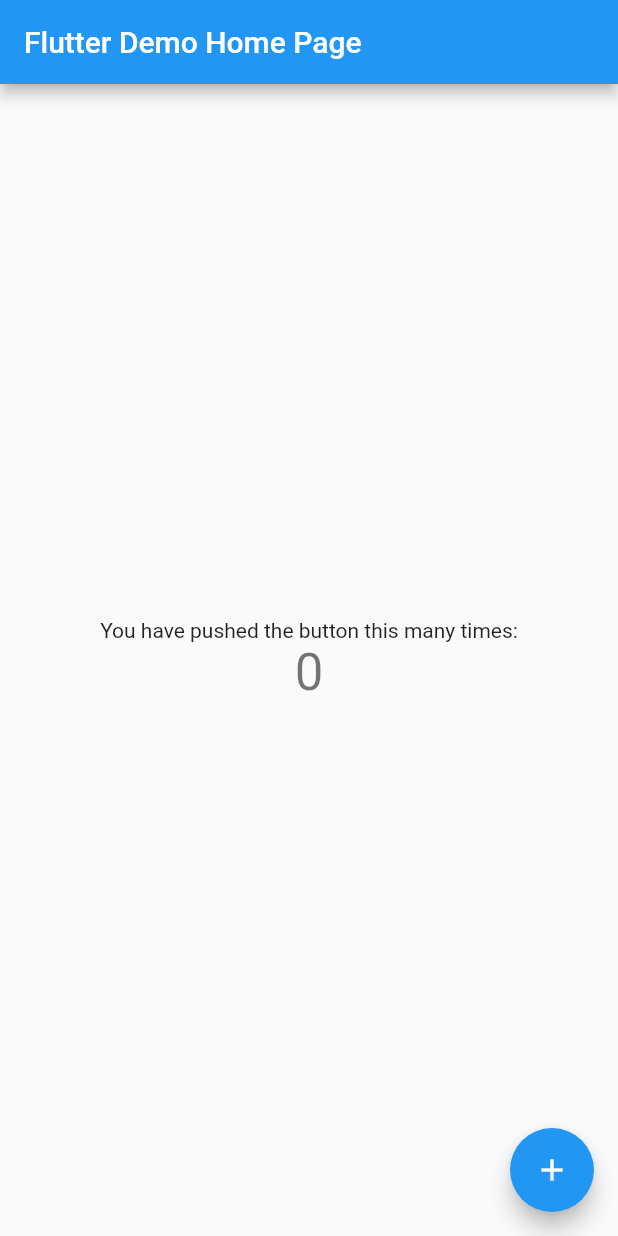
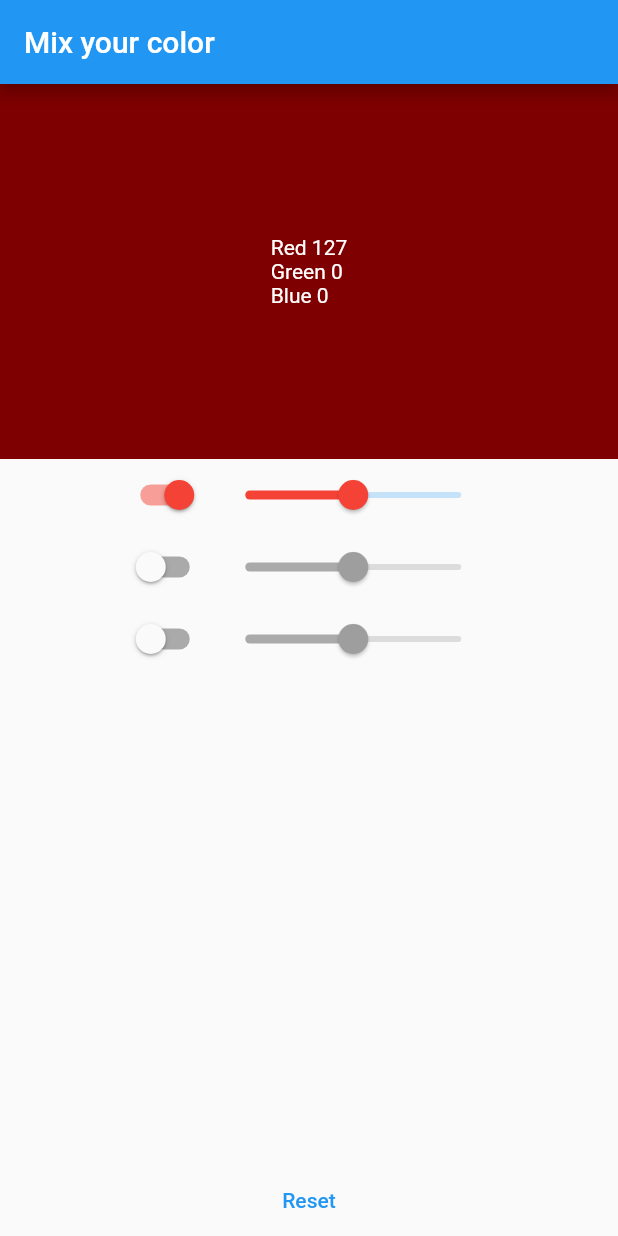
Before and after one commit to WeylandXlcrb/flutter-color-mix-dp, a Flutter app: the screen it shows after launch, on a phone screen of 412 x 824 dp. Run offline on Flutter 3.47's test engine with Material 2 defaults, Android fonts, the light colour scheme and no system bars.

Commit message:
done on flutter

```diff
--- a/lib/main.dart
+++ b/lib/main.dart
@@ -1,115 +1,173 @@
 import 'package:flutter/material.dart';
 
+import 'package:color_mix/widgets/color_slider_row.dart';
+
 void main() {
-  runApp(const MyApp());
+  runApp(const ColorMixApp());
 }
 
-class MyApp extends StatelessWidget {
-  const MyApp({Key? key}) : super(key: key);
+enum ColorSection { red, green, blue }
 
-  // This widget is the root of your application.
+class ColorMixApp extends StatelessWidget {
+  const ColorMixApp({Key? key}) : super(key: key);
+
   @override
   Widget build(BuildContext context) {
     return MaterialApp(
-      title: 'Flutter Demo',
+      title: 'Flutter Color Mix',
       theme: ThemeData(
-        // This is the theme of your application.
-        //
-        // Try running your application with "flutter run". You'll see the
-        // application has a blue toolbar. Then, without quitting the app, try
-        // changing the primarySwatch below to Colors.green and then invoke
-        // "hot reload" (press "r" in the console where you ran "flutter run",
-        // or simply save your changes to "hot reload" in a Flutter IDE).
-        // Notice that the counter didn't reset back to zero; the application
-        // is not restarted.
         primarySwatch: Colors.blue,
       ),
-      home: const MyHomePage(title: 'Flutter Demo Home Page'),
+      home: const ColorMixPage(),
     );
   }
 }
 
-class MyHomePage extends StatefulWidget {
-  const MyHomePage({Key? key, required this.title}) : super(key: key);
-
-  // This widget is the home page of your application. It is stateful, meaning
-  // that it has a State object (defined below) that contains fields that affect
-  // how it looks.
-
-  // This class is the configuration for the state. It holds the values (in this
-  // case the title) provided by the parent (in this case the App widget) and
-  // used by the build method of the State. Fields in a Widget subclass are
-  // always marked "final".
-
-  final String title;
+class ColorMixPage extends StatefulWidget {
+  const ColorMixPage({Key? key}) : super(key: key);
 
   @override
-  State<MyHomePage> createState() => _MyHomePageState();
+  State<ColorMixPage> createState() => _ColorMixPageState();
 }
 
-class _MyHomePageState extends State<MyHomePage> {
-  int _counter = 0;
+class _ColorMixPageState extends State<ColorMixPage> {
+  Map<ColorSection, bool> switchValues = {
+    ColorSection.red: true,
+    ColorSection.green: false,
+    ColorSection.blue: false,
+  };
 
-  void _incrementCounter() {
+  Map<ColorSection, double> sliderValues = {
+    ColorSection.red: 0.5,
+    ColorSection.green: 0.5,
+    ColorSection.blue: 0.5,
+  };
+
+  Color previewColor = Colors.black;
+
+  @override
+  void initState() {
+    super.initState();
+
+    _updateUI();
+  }
+
+  void _setSliderValue(double value, ColorSection key) {
     setState(() {
-      // This call to setState tells the Flutter framework that something has
-      // changed in this State, which causes it to rerun the build method below
-      // so that the display can reflect the updated values. If we changed
-      // _counter without calling setState(), then the build method would not be
-      // called again, and so nothing would appear to happen.
-      _counter++;
+      sliderValues[key] = value;
+    });
+    _updateUI();
+  }
+
+  void _setSwitchValue(bool value, ColorSection key) {
+    setState(() {
+      switchValues[key] = value;
+    });
+    _updateUI();
+  }
+
+  void _reset() {
+    setState(() {
+      switchValues[ColorSection.red] = true;
+      switchValues[ColorSection.green] = false;
+      switchValues[ColorSection.blue] = false;
+      sliderValues[ColorSection.red] = 0.5;
+      sliderValues[ColorSection.green] = 0.5;
+      sliderValues[ColorSection.blue] = 0.5;
+    });
+    _updateUI();
+  }
+
+  void _updateUI() {
+    final red = switchValues[ColorSection.red]!
+        ? (255 * sliderValues[ColorSection.red]!).toInt()
+        : 0;
+    final green = switchValues[ColorSection.green]!
+        ? (255 * sliderValues[ColorSection.green]!).toInt()
+        : 0;
+    final blue = switchValues[ColorSection.blue]!
+        ? (255 * sliderValues[ColorSection.blue]!).toInt()
+        : 0;
+
+    setState(() {
+      previewColor = Color.fromRGBO(red, green, blue, 1.0);
     });
   }
 
   @override
   Widget build(BuildContext context) {
-    // This method is rerun every time setState is called, for instance as done
-    // by the _incrementCounter method above.
-    //
-    // The Flutter framework has been optimized to make rerunning build methods
-    // fast, so that you can just rebuild anything that needs updating rather
-    // than having to individually change instances of widgets.
+    final isBright =
+        ThemeData.estimateBrightnessForColor(previewColor) == Brightness.light;
+
     return Scaffold(
       appBar: AppBar(
-        // Here we take the value from the MyHomePage object that was created by
-        // the App.build method, and use it to set our appbar title.
-        title: Text(widget.title),
+        title: const Text('Mix your color'),
       ),
       body: Center(
-        // Center is a layout widget. It takes a single child and positions it
-        // in the middle of the parent.
         child: Column(
-          // Column is also a layout widget. It takes a list of children and
-          // arranges them vertically. By default, it sizes itself to fit its
-          // children horizontally, and tries to be as tall as its parent.
-          //
-          // Invoke "debug painting" (press "p" in the console, choose the
-          // "Toggle Debug Paint" action from the Flutter Inspector in Android
-          // Studio, or the "Toggle Debug Paint" command in Visual Studio Code)
-          // to see the wireframe for each widget.
-          //
-          // Column has various properties to control how it sizes itself and
-          // how it positions its children. Here we use mainAxisAlignment to
-          // center the children vertically; the main axis here is the vertical
-          // axis because Columns are vertical (the cross axis would be
-          // horizontal).
-          mainAxisAlignment: MainAxisAlignment.center,
+          crossAxisAlignment: CrossAxisAlignment.center,
           children: <Widget>[
-            const Text(
-              'You have pushed the button this many times:',
+            Stack(
+              alignment: Alignment.center,
+              children: [
+                Container(
+                  width: double.infinity,
+                  height: 250,
+                  color: previewColor,
+                ),
+                Column(
+                  crossAxisAlignment: CrossAxisAlignment.start,
+                  children: [
+                    Text(
+                      'Red ${previewColor.red}\nGreen ${previewColor.green}\nBlue ${previewColor.blue}',
+                      style: TextStyle(
+                        inherit: true,
+                        color: isBright ? Colors.black : Colors.white,
+                      ),
+                    ),
+                  ],
+                ),
+              ],
             ),
-            Text(
-              '$_counter',
-              style: Theme.of(context).textTheme.headline4,
+            ColorSliderRow(
+              onSwitchChanged: (value) =>
+                  _setSwitchValue(value, ColorSection.red),
+              onSliderChanged: (value) =>
+                  _setSliderValue(value, ColorSection.red),
+              switchValue: switchValues[ColorSection.red]!,
+              sliderValue: sliderValues[ColorSection.red]!,
+              activeColor: Colors.red,
             ),
+            ColorSliderRow(
+              onSwitchChanged: (value) =>
+                  _setSwitchValue(value, ColorSection.green),
+              onSliderChanged: (value) =>
+                  _setSliderValue(value, ColorSection.green),
+              switchValue: switchValues[ColorSection.green]!,
+              sliderValue: sliderValues[ColorSection.green]!,
+              activeColor: Colors.green,
+            ),
+            ColorSliderRow(
+              onSwitchChanged: (value) =>
+                  _setSwitchValue(value, ColorSection.blue),
+              onSliderChanged: (value) =>
+                  _setSliderValue(value, ColorSection.blue),
+              switchValue: switchValues[ColorSection.blue]!,
+              sliderValue: sliderValues[ColorSection.blue]!,
+              activeColor: Colors.blue,
+            ),
+            Expanded(
+              child: Container(
+                alignment: Alignment.bottomCenter,
+                child: TextButton(
+                  child: const Text('Reset'),
+                  onPressed: _reset,
+                ),
+              ),
+            )
           ],
         ),
       ),
-      floatingActionButton: FloatingActionButton(
-        onPressed: _incrementCounter,
-        tooltip: 'Increment',
-        child: const Icon(Icons.add),
-      ), // This trailing comma makes auto-formatting nicer for build methods.
     );
   }
 }
--- /dev/null
+++ b/lib/widgets/color_slider_row.dart
@@ -0,0 +1,37 @@
+import 'package:flutter/material.dart';
+
+class ColorSliderRow extends StatelessWidget {
+  final ValueChanged<bool> onSwitchChanged;
+  final ValueChanged<double> onSliderChanged;
+  final bool switchValue;
+  final double sliderValue;
+  final Color activeColor;
+
+  const ColorSliderRow({
+    Key? key,
+    required this.onSwitchChanged,
+    required this.onSliderChanged,
+    required this.switchValue,
+    required this.sliderValue,
+    required this.activeColor,
+  }) : super(key: key);
+
+  @override
+  Widget build(BuildContext context) {
+    return Row(
+      mainAxisAlignment: MainAxisAlignment.center,
+      children: [
+        Switch(
+          value: switchValue,
+          onChanged: onSwitchChanged,
+          activeColor: activeColor,
+        ),
+        Slider(
+          value: sliderValue,
+          onChanged: switchValue ? onSliderChanged : null,
+          activeColor: activeColor,
+        ),
+      ],
+    );
+  }
+}
```
Also changed, not shown: 1 other file.
